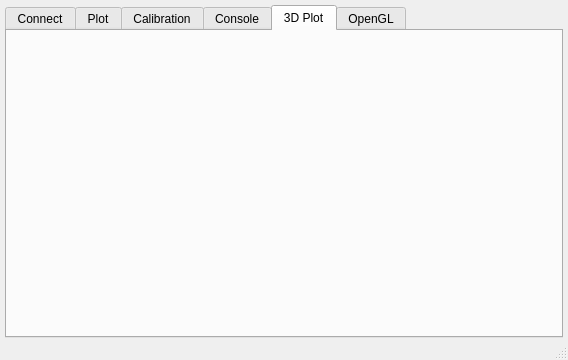
First picture: the form in tinyos-2.x/trunk/support/cpp/TestShimmer/src/MainWindow.ui, repository baharev/szte-wsn-code, before the edit.
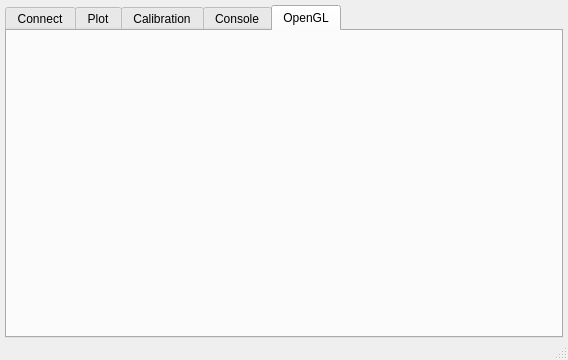
Second picture: the form after the edit. The open tabs and pages were chosen to show the change. Icons and pictures are not drawn.

Diff of the .ui file:
```diff
--- a/tinyos-2.x/trunk/support/cpp/TestShimmer/src/MainWindow.ui
+++ b/tinyos-2.x/trunk/support/cpp/TestShimmer/src/MainWindow.ui
@@ -76,12 +76,6 @@
        </attribute>
        <layout class="QVBoxLayout" name="verticalLayout_4"/>
       </widget>
-      <widget class="QWidget" name="plot3dTab">
-       <attribute name="title">
-        <string>3D Plot</string>
-       </attribute>
-       <layout class="QVBoxLayout" name="verticalLayout_5"/>
-      </widget>
       <widget class="QWidget" name="openglTab">
        <attribute name="title">
         <string>OpenGL</string>
```
Left out of the diff: 2 changed lines with no effect on the pictures.
